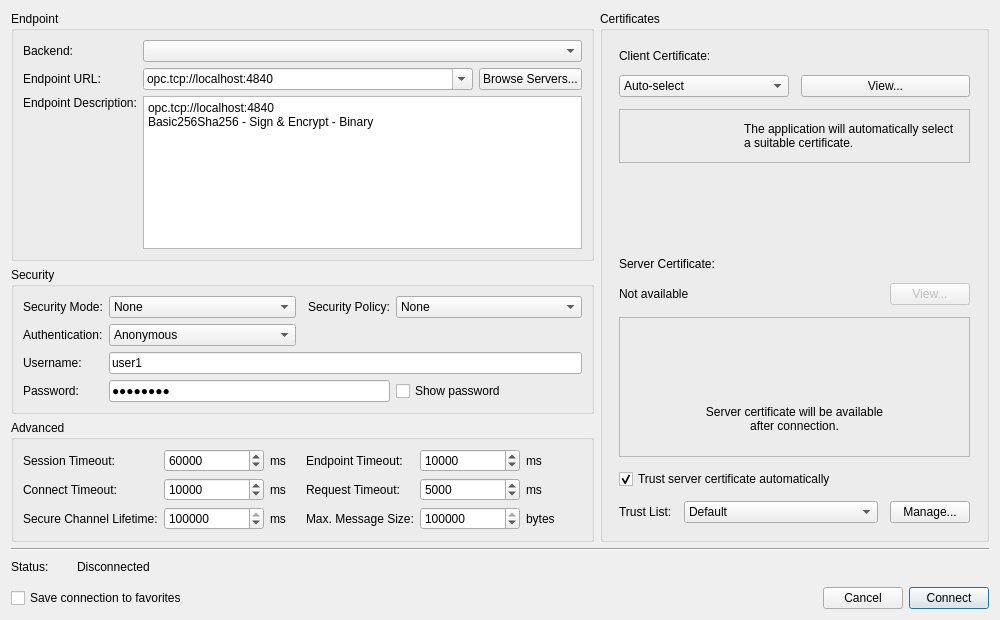
First picture: the form in src/dialogs/connectiondialog.ui, repository sanny32/OpenUaExplorer, before the edit.
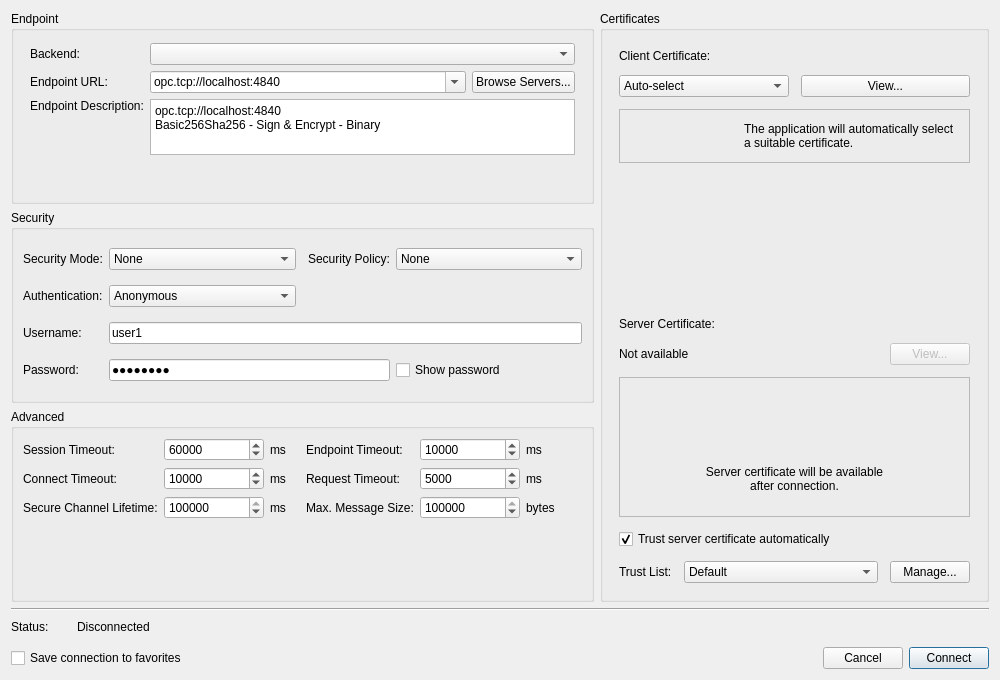
Second picture: the form after the edit. Icons and pictures are not drawn. Custom widgets are drawn as their Qt base class.

Commit message: feat: Update connection dialog UI with improved layout and margin settings

Patch:
```diff
--- a/src/dialogs/connectiondialog.ui
+++ b/src/dialogs/connectiondialog.ui
@@ -7,13 +7,13 @@
     <x>0</x>
     <y>0</y>
     <width>1000</width>
-    <height>620</height>
+    <height>680</height>
    </rect>
   </property>
   <property name="minimumSize">
    <size>
      <width>1000</width>
-    <height>620</height>
+    <height>0</height>
    </size>
   </property>
   <property name="windowTitle">
@@ -37,6 +37,18 @@
            <property name="fieldGrowthPolicy">
             <enum>QFormLayout::FieldGrowthPolicy::AllNonFixedFieldsGrow</enum>
            </property>
+           <property name="leftMargin">
+            <number>16</number>
+           </property>
+           <property name="topMargin">
+            <number>12</number>
+           </property>
+           <property name="rightMargin">
+            <number>16</number>
+           </property>
+           <property name="bottomMargin">
+            <number>16</number>
+           </property>
           <item row="0" column="0">
            <widget class="QLabel" name="backendLabel">
             <property name="text">
@@ -59,6 +71,27 @@
           </item>
           <item row="2" column="1">
            <widget class="QTextEdit" name="endpointDescriptionEdit">
+            <property name="sizePolicy">
+             <sizepolicy hsizetype="Expanding" vsizetype="Fixed">
+              <horstretch>0</horstretch>
+              <verstretch>0</verstretch>
+             </sizepolicy>
+            </property>
+            <property name="minimumSize">
+             <size>
+              <width>0</width>
+              <height>56</height>
+             </size>
+            </property>
+            <property name="maximumSize">
+             <size>
+              <width>16777215</width>
+              <height>56</height>
+             </size>
+            </property>
+            <property name="verticalScrollBarPolicy">
+             <enum>Qt::ScrollBarAsNeeded</enum>
+            </property>
             <property name="readOnly">
              <bool>true</bool>
             </property>
@@ -255,6 +288,9 @@
           <layout class="QHBoxLayout" name="horizontalLayout_8" stretch="1,1">
           <item>
            <layout class="QFormLayout" name="formLayout_3">
+            <property name="rowWrapPolicy">
+             <enum>QFormLayout::RowWrapPolicy::DontWrapRows</enum>
+            </property>
             <item row="0" column="0">
              <widget class="QLabel" name="sessionTimeoutLabel">
               <property name="text">
@@ -400,6 +436,9 @@
           </item>
           <item>
            <layout class="QFormLayout" name="formLayout_2">
+            <property name="rowWrapPolicy">
+             <enum>QFormLayout::RowWrapPolicy::DontWrapRows</enum>
+            </property>
             <item row="0" column="0">
              <widget class="QLabel" name="endpointTimeoutLabel">
               <property name="text">
```
